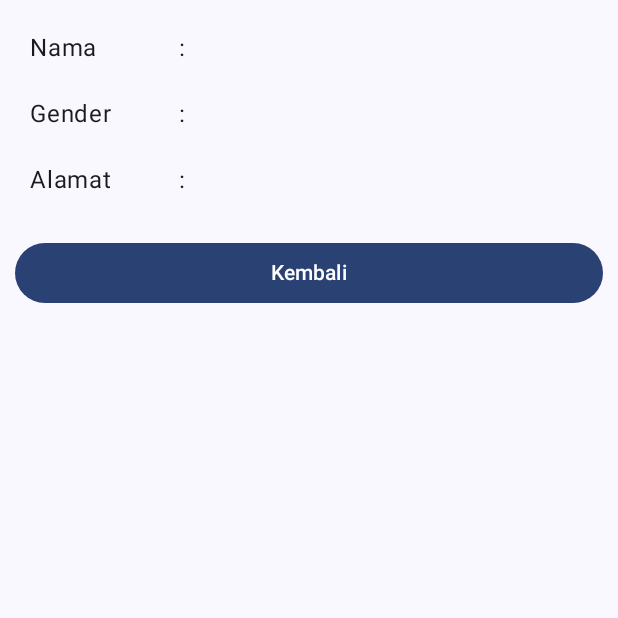
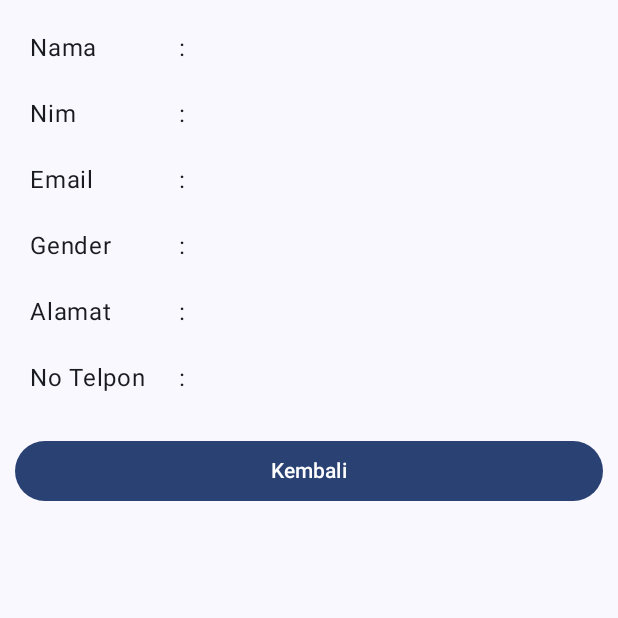
Before and after one commit to Izalhadji31/QuestNavigationMVVM_031, an Android app built with Jetpack Compose: the DetailMahasiswaView screen opened through its navigation route, on a phone screen of 412 x 824 dp, the top half of it. Run offline under Robolectric (Android 15) with nearby library versions, the phone set to English and light mode, and no system bars.

Commit message:
menambahkan data mahasiswa yang belum ada

```diff
--- a/app/src/main/java/com/example/questnavigationmvvm_031/ui/view/DataMahasiswaView.kt
+++ b/app/src/main/java/com/example/questnavigationmvvm_031/ui/view/DataMahasiswaView.kt
@@ -20,8 +20,11 @@ fun DetailMahasiswaView(
 ){
     val listDataMhs = listOf(
         Pair("Nama", dataMhs.nama),
+        Pair("Nim", dataMhs.nim),
+        Pair("Email", dataMhs.email),
         Pair("Gender", dataMhs.gender),
-        Pair("Alamat", dataMhs.alamat)
+        Pair("Alamat", dataMhs.alamat),
+        Pair("No Telpon", dataMhs.noTelpon)
     )
 
     Column (
```
